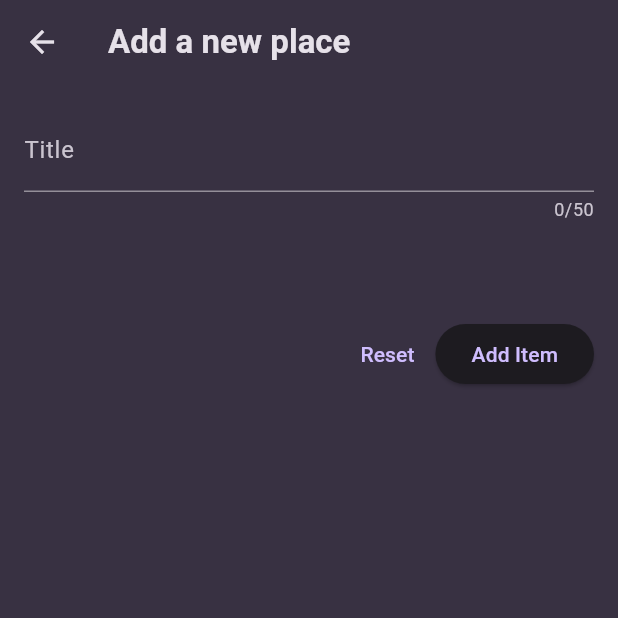
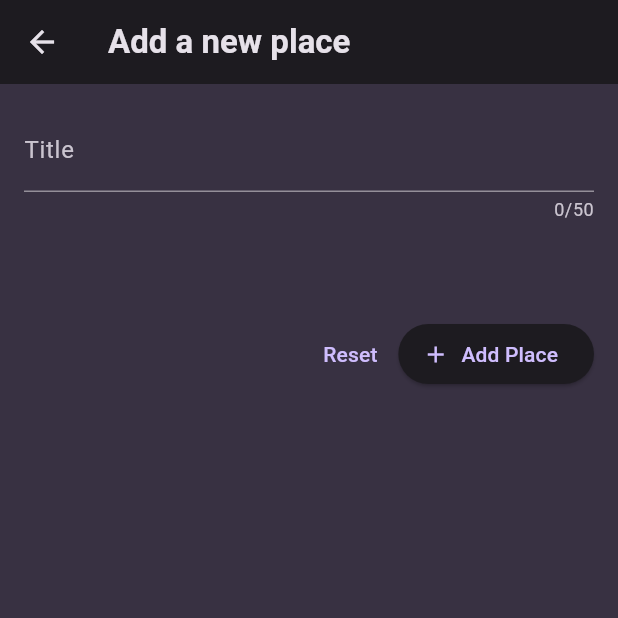
Before and after one commit to jerhamiltron/places_app, a Flutter app: the screen it shows after launch, after a tap on the "add" icon, on a phone screen of 412 x 824 dp, the top half of it. Run offline on Flutter 3.47's test engine with Material 3 defaults, Android fonts, the phone set to English and light mode, and no system bars; our stand-ins replace flutter_riverpod, google_fonts.

Commit message:
working places list

```diff
--- a/lib/main.dart
+++ b/lib/main.dart
@@ -12,6 +12,7 @@ final colorScheme = ColorScheme.fromSeed(
 
 final theme = ThemeData().copyWith(
   scaffoldBackgroundColor: colorScheme.surface,
+  appBarTheme: AppBarTheme(backgroundColor: colorScheme.onSurface),
   colorScheme: colorScheme,
   textTheme: GoogleFonts.ubuntuCondensedTextTheme().copyWith(
     titleSmall: GoogleFonts.ubuntuCondensed(
@@ -39,7 +40,7 @@ class MyApp extends StatelessWidget {
       title: 'Great Places',
       debugShowCheckedModeBanner: false,
       theme: theme,
-      home: PlacesScreen(mainContext: context),
+      home: const PlacesScreen(),
     );
   }
 }
--- a/lib/models/place.dart
+++ b/lib/models/place.dart
@@ -1,5 +1,9 @@
+import 'package:uuid/uuid.dart';
+
+const uuid = Uuid();
+
 class Place {
-  const Place({required this.id, required this.title});
+  Place({required this.title}) : id = uuid.v4();
 
   final String id;
   final String title;
--- a/lib/providers/places_provider.dart
+++ b/lib/providers/places_provider.dart
@@ -2,24 +2,16 @@ import 'package:flutter_riverpod/flutter_riverpod.dart';
 import 'package:places_app/models/place.dart';
 
 class PlacesNotifier extends StateNotifier<List<Place>> {
-  PlacesNotifier() : super([]);
+  PlacesNotifier() : super(const []);
 
-  final List<Place> places = [];
+  void addPlace(Place place) {
+    state = [place, ...state];
+  }
 
-  bool selectFavorite(Place place) {
-    final isFavorite = state.contains(place);
-
-    if (isFavorite) {
-      state = state.where((p) => p.id != place.id).toList();
-      return false;
-    } else {
-      state = [...state, place];
-      return true;
-    }
+  void removePlace(Place place) {
+    state = state.where((p) => p.id != place.id).toList();
   }
 }
 
-final placesProvider =
-    StateNotifierProvider<PlacesNotifier, List<Place>>((ref) {
-  return PlacesNotifier();
-});
+final placesProvider = StateNotifierProvider<PlacesNotifier, List<Place>>(
+    (ref) => PlacesNotifier());
--- a/lib/screens/new_place.dart
+++ b/lib/screens/new_place.dart
@@ -1,33 +1,28 @@
 import 'package:flutter/material.dart';
+import 'package:flutter_riverpod/flutter_riverpod.dart';
 import 'package:places_app/models/place.dart';
+import 'package:places_app/providers/places_provider.dart';
 
-class NewPlace extends StatefulWidget {
+class NewPlace extends ConsumerStatefulWidget {
   const NewPlace({super.key});
 
   @override
-  State<NewPlace> createState() => _NewPlaceState();
+  ConsumerState<NewPlace> createState() => _NewPlaceState();
 }
 
-class _NewPlaceState extends State<NewPlace> {
+class _NewPlaceState extends ConsumerState<NewPlace> {
   final _formKey = GlobalKey<FormState>();
   var _inProgress = false;
 
   var _enteredTitle = '';
 
-  void _saveItem() async {
+  void _savePlace() async {
     if (_formKey.currentState!.validate()) {
       _formKey.currentState!.save();
 
-      // setState(() {
-      //   _inProgress = true;
-      // });
+      ref.read(placesProvider.notifier).addPlace(Place(title: _enteredTitle));
 
-      Navigator.of(context).pop(
-        Place(
-          id: 'a',
-          title: _enteredTitle,
-        ),
-      );
+      Navigator.of(context).pop();
     }
   }
 
@@ -69,15 +64,10 @@ class _NewPlaceState extends State<NewPlace> {
                         },
                   child: const Text('Reset'),
                 ),
-                ElevatedButton(
-                  onPressed: _inProgress ? null : _saveItem,
-                  child: _inProgress
-                      ? const SizedBox(
-                          height: 16,
-                          width: 16,
-                          child: CircularProgressIndicator(),
-                        )
-                      : const Text('Add Item'),
+                ElevatedButton.icon(
+                  onPressed: _inProgress ? null : _savePlace,
+                  icon: const Icon(Icons.add),
+                  label: const Text('Add Place'),
                 )
               ],
             )
@@ -89,6 +79,7 @@ class _NewPlaceState extends State<NewPlace> {
     return Scaffold(
       appBar: AppBar(
         title: const Text('Add a new place'),
+        backgroundColor: Theme.of(context).colorScheme.surfaceContainerLow,
       ),
       body: content,
     );
--- a/lib/screens/places.dart
+++ b/lib/screens/places.dart
@@ -1,81 +1,38 @@
 import 'package:flutter/material.dart';
 import 'package:flutter_riverpod/flutter_riverpod.dart';
-import 'package:places_app/models/place.dart';
+// import 'package:places_app/models/place.dart';
+// import 'package:places_app/providers/places_provider.dart';
 import 'package:places_app/screens/new_place.dart';
+import 'package:places_app/widgets/places_list.dart';
 
-class PlacesScreen extends StatefulWidget {
-  const PlacesScreen({super.key, required this.mainContext});
-
-  final BuildContext mainContext;
+class PlacesScreen extends ConsumerStatefulWidget {
+  const PlacesScreen({super.key});
 
   @override
-  State<PlacesScreen> createState() => _PlacesState();
+  ConsumerState<PlacesScreen> createState() => _PlacesState();
 }
 
-class _PlacesState extends State<PlacesScreen> {
-  List<Place> _places = [];
-
-  void _addPlace() async {
-    final newPlace = await Navigator.of(context).push<Place>(
-      MaterialPageRoute(
-        builder: (context) => const NewPlace(),
-      ),
-    );
-
-    if (newPlace == null) return;
-
-    setState(() {
-      _places.add(newPlace);
-    });
-  }
-
+class _PlacesState extends ConsumerState<PlacesScreen> {
   @override
   Widget build(BuildContext context) {
-    Widget content = const Center(
-      child: Text(
-        'No places yet...',
-        style: TextStyle(
-          fontSize: 20,
-          fontWeight: FontWeight.bold,
-        ),
-      ),
-    );
-
-    if (_places.isNotEmpty) {
-      content = ListView.builder(
-        itemCount: _places.length,
-        itemBuilder: (ctx, index) => Dismissible(
-          key: ValueKey(_places[index].id),
-          onDismissed: (dir) {
-            print(dir);
-          },
-          child: ListTile(
-            title: Text(_places[index].title),
-            leading: Container(
-              height: 12,
-              width: 12,
-              alignment: Alignment.center,
-              child: Text('${index + 1}'),
-            ),
-          ),
-        ),
-      );
-    }
-
     return Scaffold(
       appBar: AppBar(
         title: const Text('Your Places'),
-        backgroundColor: Theme.of(widget.mainContext).colorScheme.onSurface,
+        backgroundColor: Theme.of(context).colorScheme.surfaceContainerLow,
         actions: [
           IconButton(
-            onPressed: () {
-              _addPlace();
+            onPressed: () async {
+              Navigator.of(context).push(
+                MaterialPageRoute(
+                  builder: (ctx) => const NewPlace(),
+                ),
+              );
             },
             icon: const Icon(Icons.add),
           )
         ],
       ),
-      body: content,
+      body: const PlacesList(),
     );
   }
 }
--- /dev/null
+++ b/lib/widgets/places_list.dart
@@ -0,0 +1,51 @@
+import 'package:flutter/material.dart';
+import 'package:flutter_riverpod/flutter_riverpod.dart';
+import 'package:places_app/models/place.dart';
+import 'package:places_app/providers/places_provider.dart';
+
+class PlacesList extends ConsumerWidget {
+  const PlacesList({super.key});
+
+  @override
+  Widget build(BuildContext context, WidgetRef ref) {
+    List<Place> places = ref.watch(placesProvider);
+
+    Widget content = Center(
+      child: Text(
+        'No places yet...',
+        style: Theme.of(context).textTheme.titleMedium!.copyWith(
+            color: Theme.of(context).colorScheme.onSurface,
+            fontSize: 24,
+            fontWeight: FontWeight.bold),
+      ),
+    );
+
+    if (places.isNotEmpty) {
+      content = ListView.builder(
+        itemCount: places.length,
+        itemBuilder: (ctx, index) => Dismissible(
+          key: ValueKey(places[index].id),
+          onDismissed: (dir) =>
+              ref.read(placesProvider.notifier).removePlace(places[index]),
+          child: ListTile(
+            title: Text(
+              places[index].title,
+              style: Theme.of(context)
+                  .textTheme
+                  .titleMedium!
+                  .copyWith(color: Theme.of(context).colorScheme.onSurface),
+            ),
+            leading: Container(
+              height: 12,
+              width: 12,
+              alignment: Alignment.center,
+              child: Text('${index + 1}'),
+            ),
+          ),
+        ),
+      );
+    }
+
+    return content;
+  }
+}
--- a/pubspec.yaml
+++ b/pubspec.yaml
@@ -38,6 +38,7 @@ dependencies:
   google_fonts: ^6.2.1
   flutter_riverpod: ^2.5.1
   transparent_image: ^2.0.1
+  uuid: ^4.4.0
 
 dev_dependencies:
   flutter_test:
```
Also changed, not shown: lib/screens/places_detail.dart (added, +10 -0 lines), pubspec.lock.
